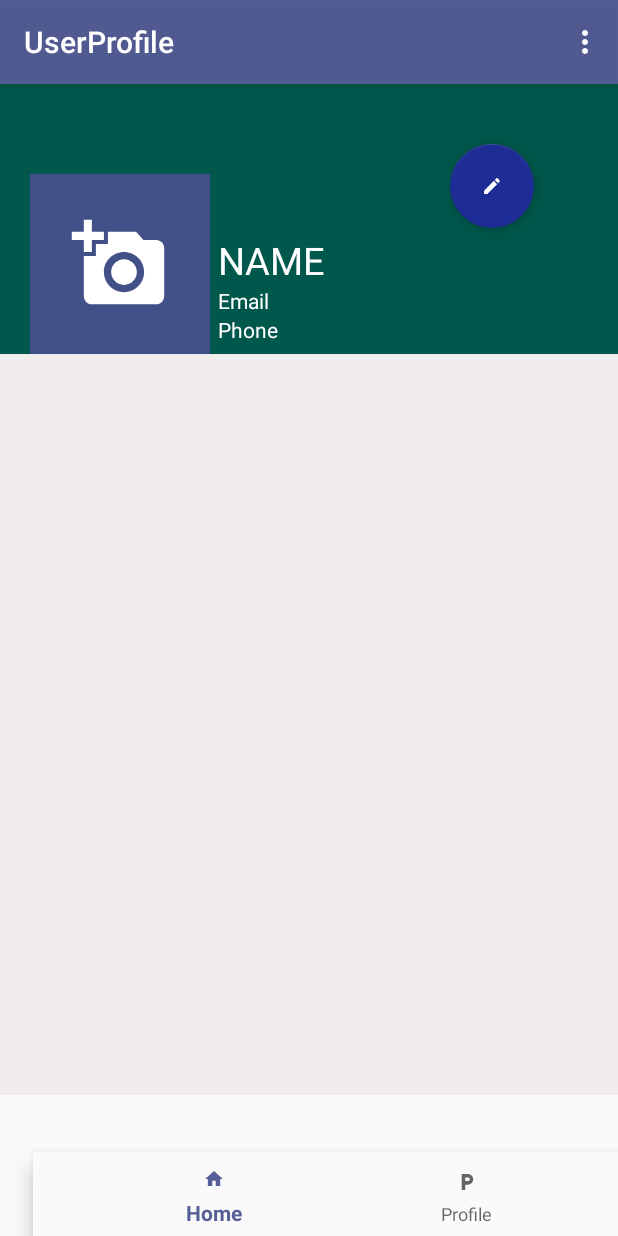
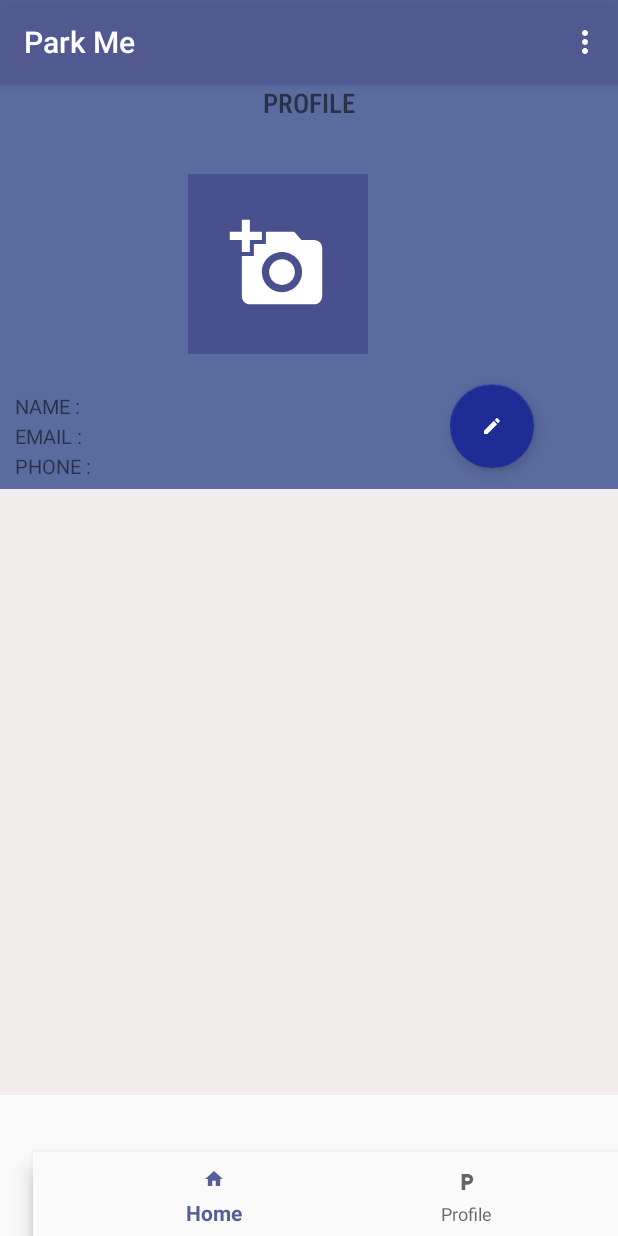
Before and after one commit to mithelan/ParkingAndroidApp, an Android app: the fragment ProfileFragment placed in its activity, on a phone screen of 412 x 824 dp. Run offline under Robolectric (Android 15) with nearby library versions, the phone set to English and light mode, and no system bars; our stand-ins replace Firebase (no records; nobody signed in at launch, a user with empty details on screens opened directly), Picasso.

Commit message:
camera permisson done Commit by mithi

```diff
--- a/app/src/main/AndroidManifest.xml
+++ b/app/src/main/AndroidManifest.xml
@@ -9,7 +9,7 @@
 
     <application
         android:allowBackup="true"
-        android:icon="@mipmap/ic_launcher"
+        android:icon="@drawable/qq"
         android:label="@string/app_name"
         android:roundIcon="@mipmap/ic_launcher_round"
         android:supportsRtl="true"
--- a/app/src/main/java/com/example/userprofile/DashboardActivity.java
+++ b/app/src/main/java/com/example/userprofile/DashboardActivity.java
@@ -119,6 +119,7 @@ public class DashboardActivity extends AppCompatActivity {
         int id=item.getItemId();
         if(id==R.id.action_logout){
           firebaseAuth.signOut();
+
           checkUserStatus();
         }
 
--- a/app/src/main/java/com/example/userprofile/ProfileFragment.java
+++ b/app/src/main/java/com/example/userprofile/ProfileFragment.java
@@ -176,7 +176,7 @@ DatabaseReference databaseReference;
 
     private void requestStoragePermission(){
 
-        requestPermissions(storagePermissions,STORAGE_REQUEST_CODE);
+        ActivityCompat.requestPermissions(getActivity(),storagePermissions,STORAGE_REQUEST_CODE);
     }
 
 
@@ -192,7 +192,7 @@ DatabaseReference databaseReference;
 
     private void requestCameraPermission(){
 
-        requestPermissions(storagePermissions,STORAGE_REQUEST_CODE);
+        ActivityCompat.requestPermissions(getActivity(),cameraPermissions,CAMERA_REQUEST_CODE);
     }
 
 
@@ -266,6 +266,7 @@ builder.setItems(options, new DialogInterface.OnClickListener() {
                 String value=editText.getText().toString().trim();
 
                 if(!TextUtils.isEmpty(value)){
+
                    pd.show();
                    HashMap<String,Object>result=new HashMap<>();
                    result.put(key,value);
@@ -309,7 +310,8 @@ databaseReference.child(user.getUid()).updateChildren(result).addOnSuccessListen
     }
 
     private void showImagePicDialog() {
-        String options[]={"Camera","Gallery "};
+
+        String options[] = {"Camera", "Gallery "};
 
         //alert
         AlertDialog.Builder builder=new AlertDialog.Builder(getActivity());
@@ -317,9 +319,9 @@ databaseReference.child(user.getUid()).updateChildren(result).addOnSuccessListen
         builder.setTitle("Pick Image From");
         builder.setItems(options, new DialogInterface.OnClickListener() {
             @Override
-            public void onClick(DialogInterface dialogInterface, int i) {
+            public void onClick(DialogInterface dialogInterface, int i1) {
 //handle
-                if(i==0){
+                if(i1==0){
                     //camera
 
                     if(!checkCameraPermission()){
@@ -330,7 +332,7 @@ databaseReference.child(user.getUid()).updateChildren(result).addOnSuccessListen
                     }
 
                 }
-                else if(i==1){
+                else if(i1==1){
                    //Gallery
 
                     if(!checkStoragePermission()){
@@ -390,8 +392,6 @@ databaseReference.child(user.getUid()).updateChildren(result).addOnSuccessListen
           }
           break;
       }
-
-
 
     }
 
--- a/app/src/main/java/com/example/userprofile/RegisterActivity.java
+++ b/app/src/main/java/com/example/userprofile/RegisterActivity.java
@@ -77,7 +77,7 @@ public class RegisterActivity extends AppCompatActivity {
                  if(password.length()<6){
                     mPasswordEt.setError("Password Must Be More Than 6 Characters");
                     mPasswordEt.setFocusable(true);
-                }if(!(password==cpassword)){
+                }if(!password.equals(cpassword)){
                      mcpasswordEt.setError("Password not matching");
                      mcpasswordEt.setFocusable(true);
                 }
--- a/app/src/main/res/layout/fragment_profile.xml
+++ b/app/src/main/res/layout/fragment_profile.xml
@@ -13,30 +13,41 @@
 
         <RelativeLayout
             android:layout_width="match_parent"
-            android:layout_height="180dp"
-            android:background="@color/colorPrimaryDark">
+            android:layout_height="270dp"
+            android:background="@color/colorp">
+
+            <TextView
+                android:layout_width="1000dp"
+                android:layout_height="match_parent"
+                android:text="PROFILE"
+                android:textSize="18dp"
+                android:fontFamily="sans-serif-condensed-medium"
+                android:textAlignment="center"/>
 
 
             <LinearLayout
                 android:layout_width="match_parent"
-                android:layout_height="wrap_content">
+                android:layout_height="wrap_content"
+
+                android:outlineSpotShadowColor="@color/colorBlack">
 
                 <ImageView
                     android:id="@+id/avatarIv"
-                    android:layout_marginStart="20dp"
+                    android:layout_width="120dp"
+                    android:layout_height="120dp"
+                    android:layout_marginLeft="125dp"
+                    android:layout_marginTop="60dp"
                     android:background="@color/colorPrimary"
                     android:padding="5dp"
-                    android:layout_width="120dp"
-                    android:layout_height="120dp"
-                    android:layout_marginTop="60dp"
-                    android:layout_marginLeft="20dp"
-                    android:src="@drawable/ic_add"/>
+
+                    android:src="@drawable/ic_add" />
 
                 <LinearLayout
                     android:layout_width="match_parent"
                     android:layout_height="wrap_content"
-                    android:orientation="vertical"
-                    android:layout_marginTop="100dp">
+                    android:layout_marginLeft="-190dp"
+                    android:layout_marginTop="205dp"
+                    android:orientation="vertical">
 
 
                     <TextView
@@ -44,28 +55,29 @@
                         android:layout_width="wrap_content"
                         android:layout_height="match_parent"
                         android:layout_marginStart="5dp"
-                        android:text="NAME"
-                        android:textSize="25dp"
+                        android:layout_marginLeft="5dp"
+                        android:text=""
                         android:textColor="#ffffff"
-                        android:layout_marginLeft="5dp"/>
+                        android:textSize="15dp" />
 
                     <TextView
                         android:id="@+id/emailTv"
                         android:layout_width="wrap_content"
                         android:layout_height="match_parent"
                         android:layout_marginStart="5dp"
-                        android:text="Email"
+                        android:layout_marginLeft="5dp"
 
-                        android:textColor="#ffffff"
-                        android:layout_marginLeft="5dp"/>
+                        android:text=""
+                        android:textColor="#ffffff" />
+
                     <TextView
                         android:id="@+id/phoneTv"
                         android:layout_width="wrap_content"
                         android:layout_height="match_parent"
                         android:layout_marginStart="5dp"
-                        android:text="Phone"
-                        android:textColor="#ffffff"
-                        android:layout_marginLeft="5dp"/>
+                        android:layout_marginLeft="5dp"
+                        android:text=""
+                        android:textColor="#ffffff" />
 
 
                 </LinearLayout>
@@ -83,11 +95,31 @@
             android:layout_width="wrap_content"
             android:layout_height="107dp"
             android:layout_marginLeft="300dp"
-            android:layout_marginTop="40dp"
+            android:layout_marginTop="200dp"
             android:src="@drawable/ic_edit"
 
             />
-
+        <TextView
+            android:layout_width="wrap_content"
+            android:layout_height="wrap_content"
+            android:text="NAME :"
+            android:textSize="13dp"
+           android:layout_marginTop="205dp"
+            android:layout_marginLeft="10dp"/>
+        <TextView
+            android:layout_width="wrap_content"
+            android:layout_height="wrap_content"
+            android:text="EMAIL : "
+            android:textSize="13dp"
+            android:layout_marginTop="225dp"
+            android:layout_marginLeft="10dp"/>
+        <TextView
+            android:layout_width="wrap_content"
+            android:layout_height="wrap_content"
+            android:text="PHONE :"
+            android:textSize="13dp"
+            android:layout_marginTop="245dp"
+            android:layout_marginLeft="10dp"/>
     </RelativeLayout>
 
 
--- a/app/src/main/res/values/colors.xml
+++ b/app/src/main/res/values/colors.xml
@@ -7,4 +7,6 @@
     <color name="colorBlack">#171718</color>
 
     <color name="colorT">#4047508D</color>
+
+    <color name="colorp">#9F001E72</color>
 </resources>
--- a/app/src/main/res/values/strings.xml
+++ b/app/src/main/res/values/strings.xml
@@ -1,5 +1,5 @@
 <resources>
-    <string name="app_name">UserProfile</string>
+    <string name="app_name">Park Me</string>
 
     <string name="hint_password">Enter Password</string>
 </resources>
```
